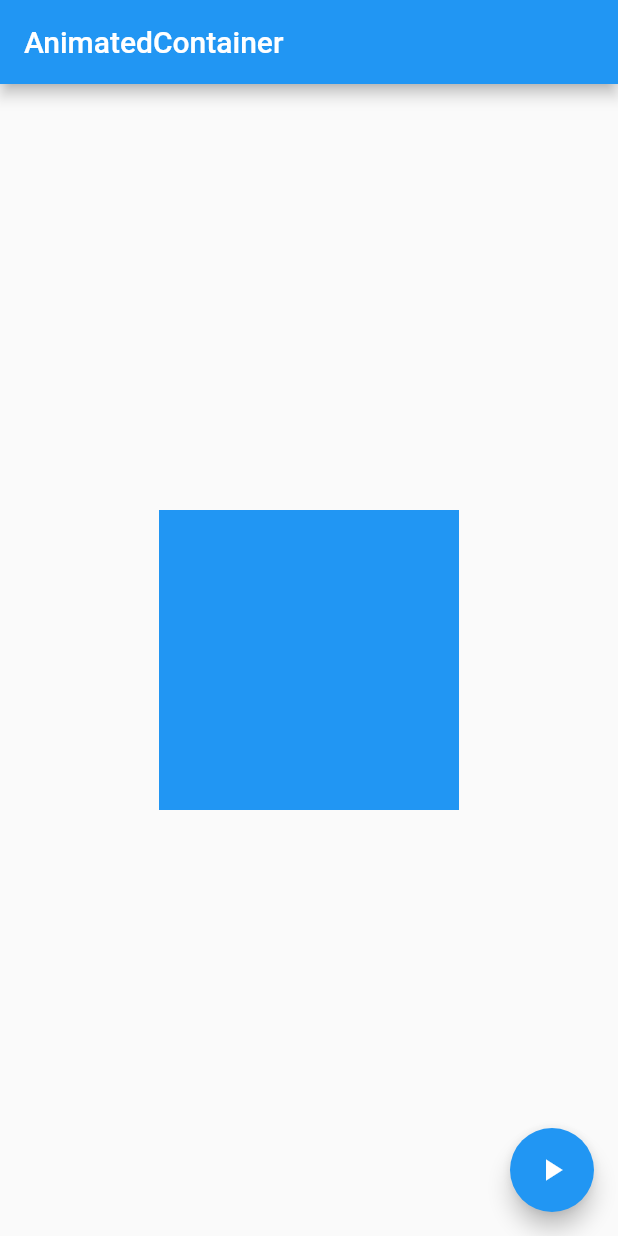
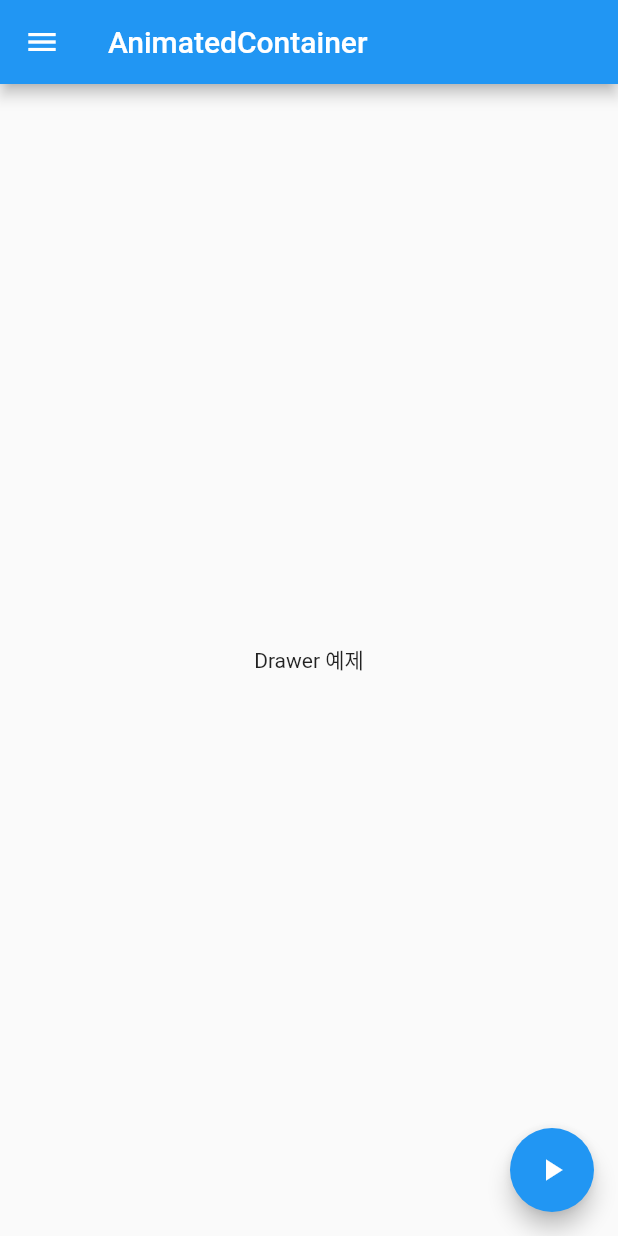
Before and after one commit to dlqh406/flutter_intermediate, a Flutter app: the screen it shows after launch, on a phone screen of 412 x 824 dp. Run offline on Flutter 3.47's test engine with Material 2 defaults, Android fonts, the phone set to English and light mode, and no system bars.

Commit message:
drawer  옆으로 열리는 메뉴탭 구현 방법

```diff
--- a/lib/home_page.dart
+++ b/lib/home_page.dart
@@ -13,19 +13,44 @@ class _HomePageState extends State<HomePage> {
   @override
   Widget build(BuildContext context) {
     return Scaffold(
+      drawer: Drawer(
+          child: ListView(
+            //위에 까지 전부 채워주는 소스
+            padding: EdgeInsets.zero,
+              children: [
+                DrawerHeader(
+                  child:  Text('Header'),
+                  decoration: BoxDecoration(
+                    color: Colors.amber
+                  ),
+                ),
+                ListTile(
+                  title: Text('Item1'),
+                  onTap: (){
+                    // title을 눌렀을 때 실행될 코드를 여기에 작성
+                    Navigator.pop(context);
+                  },
+                ),
+                ListTile(
+                  title: Text('Item1'),
+                  onTap: (){
+                    Navigator.pop(context);
+                  },
+                ),
+                ListTile(
+                  title: Text('Item1'),
+                  onTap: (){
+                    Navigator.pop(context);
+                  },
+                ),
+              ],
+      ),
+      ),
       appBar: AppBar(
         title: Text('AnimatedContainer'),
       ),
       body: Center(
-        child: AnimatedOpacity(
-          opacity: _visible ? 1.0 : 0.0 ,
-          duration:  Duration(seconds:1),
-          child: Container(
-            width: 200,
-            height: 200,
-            color: Colors.blue,
-          ),
-        ),
+        child: Text("Drawer 예제"),
       ),
       floatingActionButton: FloatingActionButton(
         onPressed: (){
```
